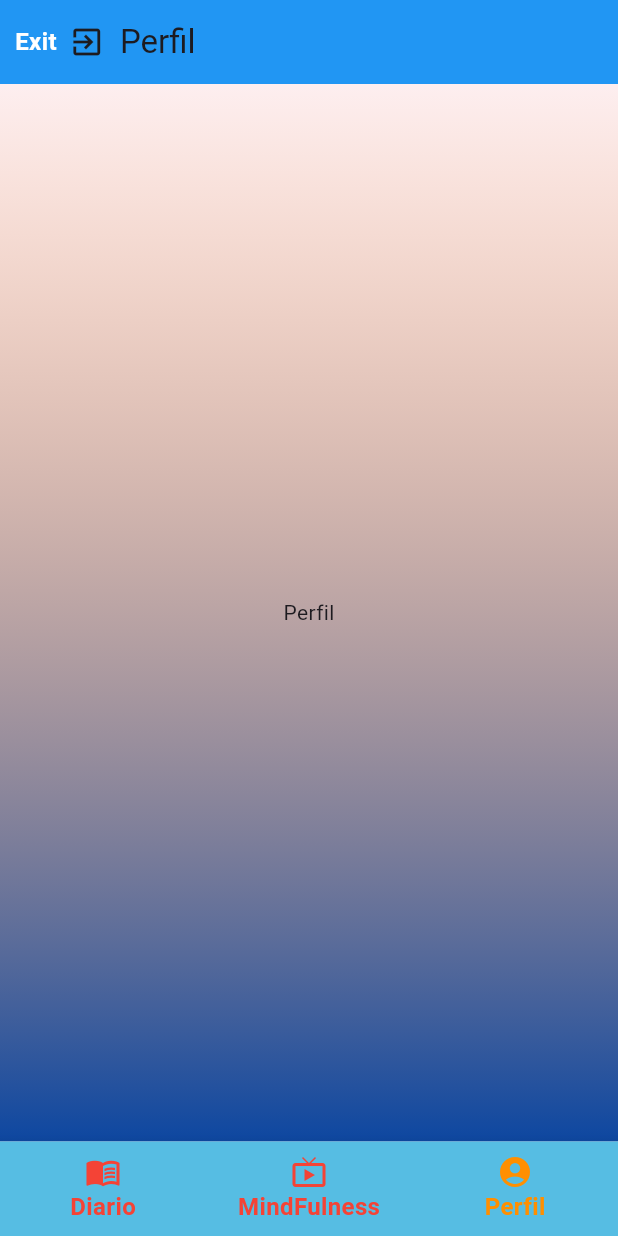
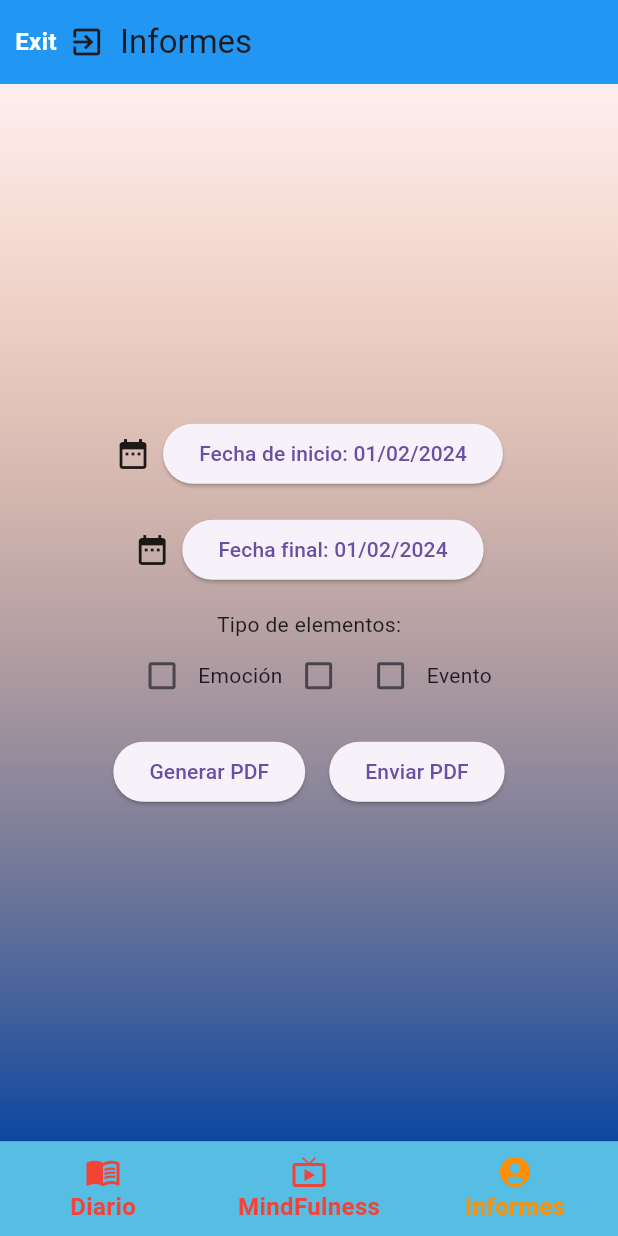
Before and after one commit to IvanCruzado1DAM/Moviles_Entrega_1, a Flutter app: the _UserScreenState screen opened directly, item 3 of the bottom bar chosen, on a phone screen of 412 x 824 dp. Run offline on Flutter 3.47's test engine with Material 3 defaults, Android fonts, the phone set to English and light mode, and no system bars; our stand-ins replace audio_video_progress_bar, carousel_slider, flutter_secure_storage, flutter_slidable, go_router, just_audio and 2 more; missing offline and left inert: flutter_mailer; accounts and stored records are empty; network calls fail; Roboto replaces fonts that are missing (Arial).

Commit message:
Metodo enviar pdf a email implementado(falta generarlo)

```diff
--- a/lib/presentation/screens/login_screen.dart
+++ b/lib/presentation/screens/login_screen.dart
@@ -260,6 +260,7 @@ class Buttons extends StatelessWidget {
                   mostrarAlertDialog(context);
                 } else {
                   Navigator.push(context, MaterialPageRoute(builder: (context) {
+                    UserService.setCurrentUserEmail(_DataState.useremail);
                     if (result == 'success') {
                       if (UserService.userType == 'a') {
                         return const AdminScreen();
--- /dev/null
+++ b/lib/presentation/screens/report_screen.dart
@@ -0,0 +1,191 @@
+import 'package:flutter/material.dart';
+import 'package:flutter_mailer/flutter_mailer.dart';
+import 'package:intl/intl.dart';
+import 'package:mindcare/services/user_services.dart';
+
+class ReportScreen extends StatefulWidget {
+  const ReportScreen({Key? key}) : super(key: key);
+
+  @override
+  _ReportScreenState createState() => _ReportScreenState();
+}
+
+class _ReportScreenState extends State<ReportScreen> {
+  DateTime _startDate = DateTime.now();
+  DateTime _endDate = DateTime.now();
+  bool _includeEmotion = false;
+  bool _includeMood = false;
+  bool _includeEvent = false;
+  final String userEmail = UserService.currentUserEmail;
+
+  @override
+  Widget build(BuildContext context) {
+    return Scaffold(
+      body: Stack(
+        children: [
+          // Fondo
+          Container(
+            decoration: BoxDecoration(
+              gradient: LinearGradient(
+                colors: [
+                  const Color.fromARGB(16, 239, 109, 8),
+                  Colors.blue.shade900
+                ],
+                begin: Alignment.topCenter,
+                end: Alignment.bottomCenter,
+              ),
+            ),
+          ),
+          Center(
+            child: SingleChildScrollView(
+              child: Padding(
+                padding: const EdgeInsets.all(16.0),
+                child: Column(
+                  crossAxisAlignment: CrossAxisAlignment.center,
+                  children: [
+                    Row(
+                      mainAxisAlignment: MainAxisAlignment.center,
+                      children: [
+                        const Icon(Icons.date_range),
+                        const SizedBox(width: 8.0),
+                        ElevatedButton(
+                          onPressed: () => _selectStartDate(context),
+                          child: Text(
+                              'Fecha de inicio: ${_formattedDate(_startDate)}'),
+                        ),
+                      ],
+                    ),
+                    const SizedBox(height: 16),
+                    Row(
+                      mainAxisAlignment: MainAxisAlignment.center,
+                      children: [
+                        const Icon(Icons.date_range),
+                        const SizedBox(width: 8.0),
+                        ElevatedButton(
+                          onPressed: () => _selectEndDate(context),
+                          child:
+                              Text('Fecha final: ${_formattedDate(_endDate)}'),
+                        ),
+                      ],
+                    ),
+                    const SizedBox(height: 16),
+                    const Text('Tipo de elementos:'),
+                    Row(
+                      mainAxisAlignment: MainAxisAlignment.center,
+                      children: [
+                        Checkbox(
+                          value: _includeEmotion,
+                          onChanged: (value) {
+                            setState(() {
+                              _includeEmotion = value!;
+                            });
+                          },
+                        ),
+                        const Text('Emoción'),
+                        Checkbox(
+                          value: _includeMood,
+                          onChanged: (value) {
+                            setState(() {
+                              _includeMood = value!;
+                            });
+                          },
+                        ),
+                        Checkbox(
+                          value: _includeEvent,
+                          onChanged: (value) {
+                            setState(() {
+                              _includeEvent = value!;
+                            });
+                          },
+                        ),
+                        const Text('Evento'),
+                      ],
+                    ),
+                    const SizedBox(height: 16),
+                    Row(
+                      mainAxisAlignment: MainAxisAlignment.center,
+                      children: [
+                        ElevatedButton(
+                          onPressed: () {
+                            _generateAndSavePDF();
+                          },
+                          child: const Text('Generar PDF'),
+                        ),
+                        const SizedBox(width: 16),
+                        ElevatedButton(
+                          onPressed: () {
+                            _generateAndSendPDF();
+                          },
+                          child: const Text('Enviar PDF'),
+                        ),
+                      ],
+                    ),
+                  ],
+                ),
+              ),
+            ),
+          ),
+        ],
+      ),
+    );
+  }
+
+  Future<void> _selectStartDate(BuildContext context) async {
+    DateTime? picked = await showDatePicker(
+      context: context,
+      initialDate: _startDate,
+      firstDate: DateTime(2000),
+      lastDate: DateTime(2101),
+    );
+
+    if (picked != null && picked != _startDate) {
+      setState(() {
+        _startDate = picked;
+      });
+    }
+  }
+
+  Future<void> _selectEndDate(BuildContext context) async {
+    DateTime? picked = await showDatePicker(
+      context: context,
+      initialDate: _endDate,
+      firstDate: DateTime(2000),
+      lastDate: DateTime(2101),
+    );
+
+    if (picked != null && picked != _endDate) {
+      setState(() {
+        _endDate = picked;
+      });
+    }
+  }
+
+  void _generateAndSavePDF() {
+    // Lógica para generar y guardar el PDF en el teléfono
+    // (puedes utilizar alguna librería para la generación de PDF, como pdf or pdf_flutter)
+  }
+
+  void _generateAndSendPDF() async {
+    final MailOptions mailOptions = MailOptions(
+      body: 'Mindcare.',
+      subject: 'PDF de los informes',
+      recipients: [
+        userEmail,
+      ],
+      isHTML: true,
+      attachments: [
+        'lib/assets/report.pdf',
+      ],
+    );
+
+    try {
+      await FlutterMailer.send(mailOptions);
+    } catch (error) {
+      print('Error al enviar el correo: $error');
+    }
+  }
+
+  String _formattedDate(DateTime date) {
+    return DateFormat('dd/MM/yyyy').format(date);
+  }
+}
--- a/lib/presentation/screens/user_screen.dart
+++ b/lib/presentation/screens/user_screen.dart
@@ -7,6 +7,7 @@ import 'package:mindcare/presentation/screens/event_register_screen.dart';
 import 'package:mindcare/presentation/screens/login_screen.dart';
 import 'package:mindcare/presentation/screens/mind_fulness_screen.dart';
 import 'package:mindcare/presentation/screens/mood_register_screen.dart';
+import 'package:mindcare/presentation/screens/report_screen.dart';
 import 'package:mindcare/services/element_srervices.dart';
 import 'package:mindcare/widgets/emotion_widget.dart';
 import 'package:mindcare/widgets/event_widget.dart';
@@ -131,7 +132,7 @@ class __UserScreenState extends State<_UserScreenState> {
                 : const Row(
                     children: [
                       SizedBox(width: 8.0),
-                    Text('Perfil'),
+                      Text('Informes'),
                       Spacer(),
                     ],
                   ),
@@ -155,7 +156,7 @@ class __UserScreenState extends State<_UserScreenState> {
                   // Widget para el índice 1 (Mindfulness)
                   const MindFulnessPanel(),
                   // Widget para el índice 2 (Perfil)
-                  const AccountPanel(),
+                  const ReportPanel(),
                 ],
               ),
             ),
@@ -177,7 +178,7 @@ class __UserScreenState extends State<_UserScreenState> {
           ),
           BottomNavigationBarItem(
             icon: Icon(Icons.account_circle_rounded),
-            label: 'Perfil',
+            label: 'Informes',
           ),
         ],
         currentIndex: _selectedIndex,
@@ -322,15 +323,11 @@ class MindFulnessPanel extends StatelessWidget {
   }
 }
 
-class AccountPanel extends StatelessWidget {
-  const AccountPanel({Key? key});
+class ReportPanel extends StatelessWidget {
+  const ReportPanel({Key? key});
 
   @override
   Widget build(BuildContext context) {
-    return const Center(
-      child: Text(
-        'Perfil',
-      ),
-    );
+    return const ReportScreen();
   }
 }
--- a/lib/services/user_services.dart
+++ b/lib/services/user_services.dart
@@ -14,6 +14,7 @@ class UserService extends ChangeNotifier {
   bool isLoading = true;
   final List<UserData> users = [];
   String user = '';
+  static String currentUserEmail = "";
 
   Future register(
     String name,
@@ -167,7 +168,8 @@ class UserService extends ChangeNotifier {
       return 'success'; // Aquí se retorna 'success' si la desactivación fue exitosa.
     } else {
       print("Delete failed: ${decodeResp['message']}");
-      return decodeResp['message']; // Se retorna el mensaje si la desactivación falla.
+      return decodeResp[
+          'message']; // Se retorna el mensaje si la desactivación falla.
     }
   }
 
@@ -190,7 +192,8 @@ class UserService extends ChangeNotifier {
       return 'success'; // Aquí se retorna 'success' si la desactivación fue exitosa.
     } else {
       print("Delete failed: ${decodeResp['message']}");
-      return decodeResp['message']; // Se retorna el mensaje si la desactivación falla.
+      return decodeResp[
+          'message']; // Se retorna el mensaje si la desactivación falla.
     }
   }
 
@@ -243,4 +246,8 @@ class UserService extends ChangeNotifier {
       print(decoded.toString());
     }
   }
+
+  static void setCurrentUserEmail(String email) {
+    currentUserEmail = email;
+  }
 }
--- a/pubspec.yaml
+++ b/pubspec.yaml
@@ -49,6 +49,7 @@ dependencies:
   audio_video_progress_bar: ^2.0.1
   just_audio: ^0.9.36
   go_router: ^12.0.1
+  flutter_mailer: ^2.1.2
 
 
 dev_dependencies:
```
Also changed, not shown: pubspec.lock. Lines whose indentation alone changed are shown as unchanged.
